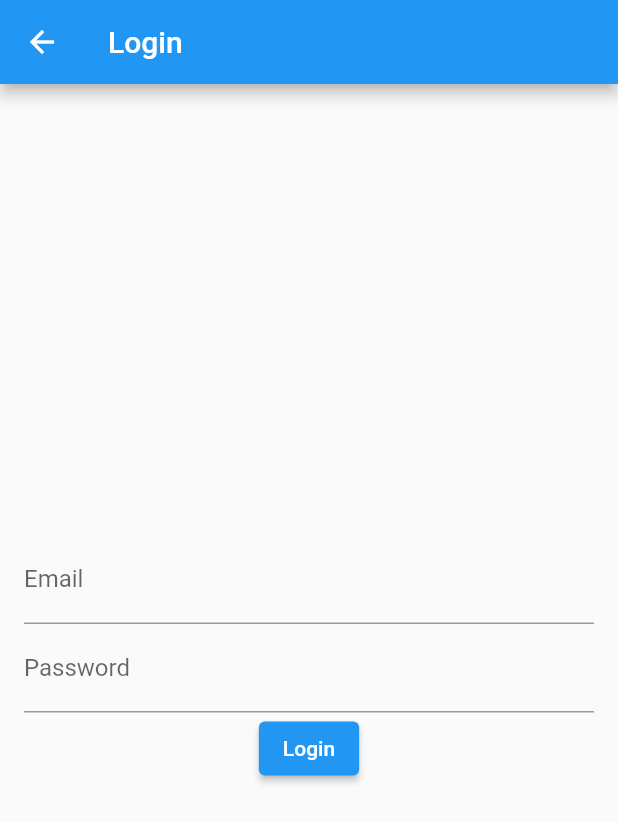
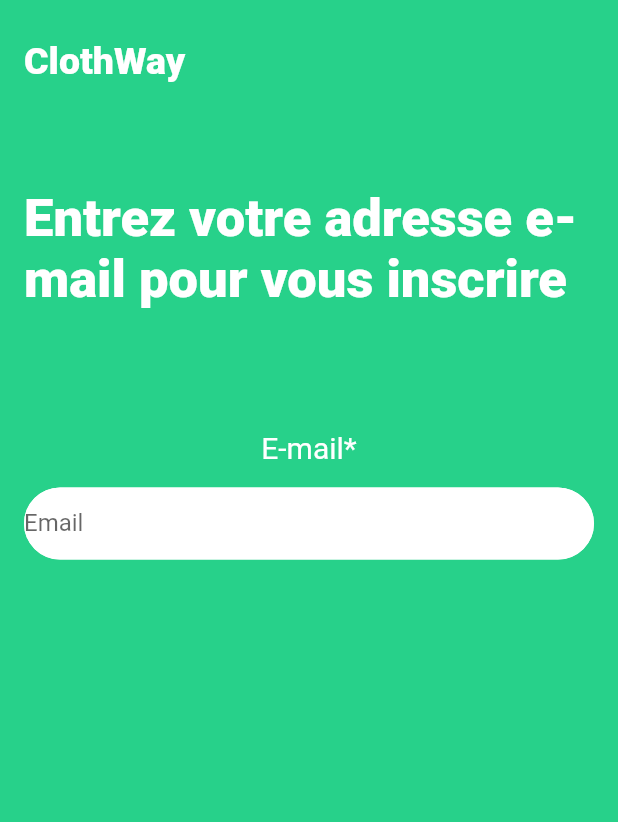
Before and after one commit to Louis-Quentin/ClothWay, a Flutter app: the LoginPage screen opened directly, on a phone screen of 412 x 824 dp. Shown: the top 822 px of the screen. Run offline on Flutter 3.47's test engine with Material 2 defaults, Android fonts, the phone set to English and light mode, and no system bars.

Commit message:
[FIX] login page figma design without buttons

```diff
--- a/sources/app/lib/screens/guest/login.dart
+++ b/sources/app/lib/screens/guest/login.dart
@@ -2,32 +2,104 @@ import 'package:flutter/material.dart';
 import 'homepage.dart';
 
 class LoginPage extends StatelessWidget {
+  Widget titlePage() {
+    return Center(
+        child: Container(
+      alignment: Alignment.topLeft,
+      child: const Text(
+        'ClothWay',
+        style: TextStyle(
+            color: Colors.white, fontSize: 25, fontWeight: FontWeight.w900),
+      ),
+    ));
+  }
+
+  Widget phrase() {
+    return Center(
+        child: Container(
+      alignment: Alignment.topLeft,
+      child: const Text(
+        'Entrez votre adresse e-mail pour vous inscrire',
+        style: TextStyle(
+            color: Colors.white, fontSize: 35, fontWeight: FontWeight.w900),
+        //decoration: TextDecoration.underline),
+      ),
+    ));
+  }
+
+  Widget emailbar() {
+    return TextFormField(
+      decoration: InputDecoration(
+        contentPadding: const EdgeInsets.symmetric(vertical: 10),
+        filled: true,
+        fillColor: Colors.white,
+        labelText: 'Email',
+        enabledBorder: OutlineInputBorder(
+          borderSide: const BorderSide(width: 2, color: Colors.white),
+          borderRadius: BorderRadius.circular(50.0),
+        ),
+      ),
+    );
+  }
+
+  Widget buttons(BuildContext context) {
+    return Scaffold(
+      body: Container(
+        child: Column(
+          children: [
+            ElevatedButton(
+              child: const Text('Login'),
+              onPressed: () {
+                // Navigator.push(
+                  // context,
+                  // MaterialPageRoute(builder: (context) => const HomePage()),
+              // );
+              }
+            ),
+            // ElevatedButton(
+              // child: const Text('Go Back'),
+              // onPressed: () {
+                // Navigator.push(
+                  // context,
+                  // MaterialPageRoute(builder: (context) => const HomePage()),
+                // );
+              // }
+            // ),
+          ],
+        ),
+      ),
+    );
+  }
+
   @override
   Widget build(BuildContext context) {
     return Scaffold(
-      appBar: AppBar(
-        title: Text('Login'),
-      ),
-      body: Padding(
+      backgroundColor: const Color.fromRGBO(39, 209, 138, 5),
+      body: Container(
         padding: const EdgeInsets.all(16.0),
         child: Column(
-          mainAxisAlignment: MainAxisAlignment.center,
           children: [
-            TextFormField(
-              decoration: InputDecoration(labelText: 'Email'),
-            ),
-            TextFormField(
-              decoration: InputDecoration(labelText: 'Password'),
-              obscureText: true,
-            ),
-            ElevatedButton(
-              child: Text('Login'),
-              onPressed: () {
-                Navigator.push(
-                  context,
-                  MaterialPageRoute(builder: (context) => const HomePage()),
-                );
-              },
+            Container(
+              child: Column(
+                // mainAxisAlignment: MainAxisAlignment.spaceBetween,
+                children: [
+                  const SizedBox(height: 10),
+                  titlePage(),
+                  const SizedBox(height: 70),
+                  phrase(),
+                  const SizedBox(height: 80),
+                  const Text(
+                    textAlign: TextAlign.left,
+                    'E-mail*',
+                    // color: Colors.white,
+                    style: TextStyle(fontSize: 20, color: Colors.white),
+                  ),
+                  const SizedBox(height: 15),
+                  emailbar(),
+                  // const SizedBox(height: 20),
+                  // buttons(context),
+                ],
+              ),
             ),
           ],
         ),
```
